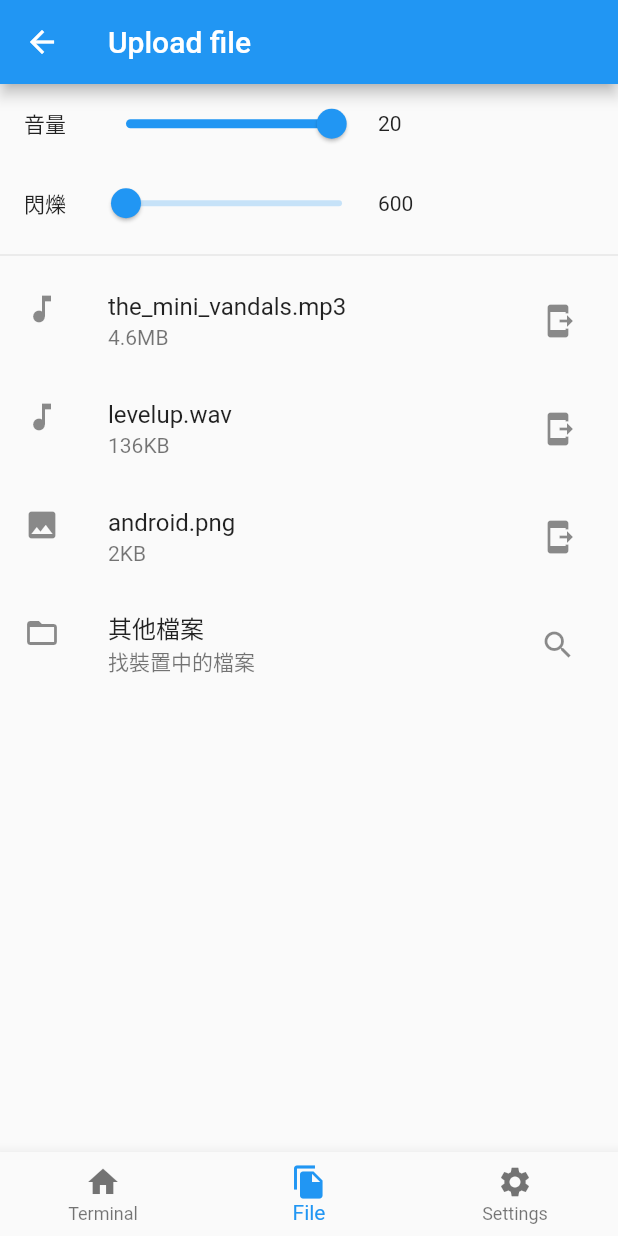
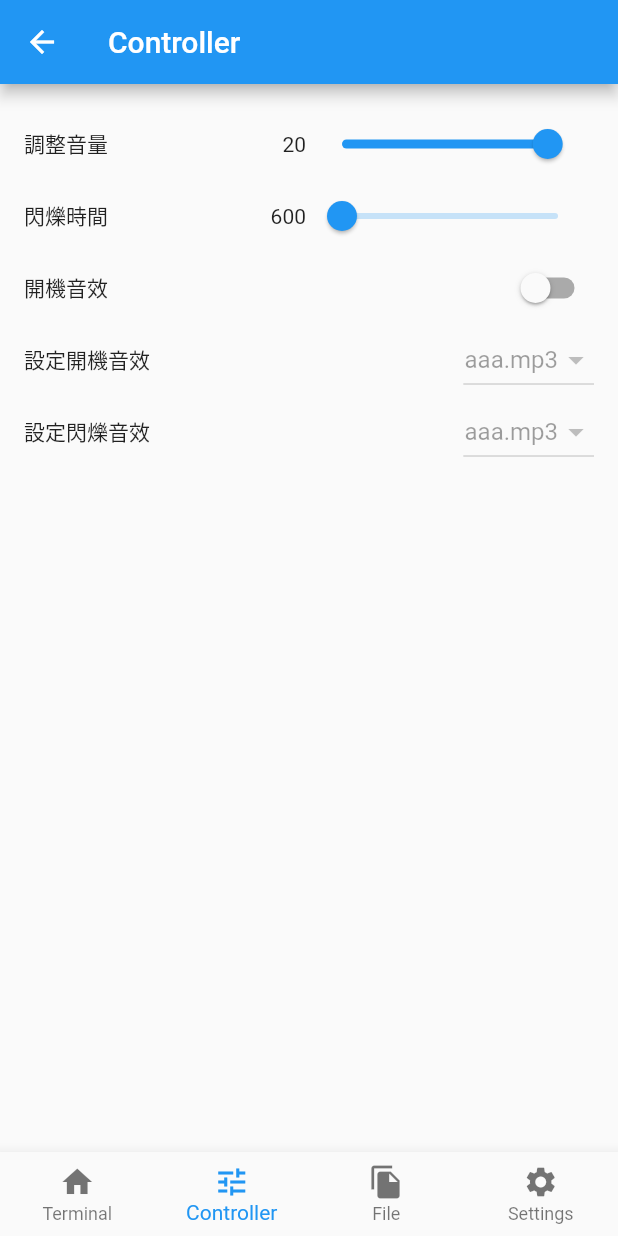
Before and after one commit to xunqun/flutter_arduino_wifi_udp, a Flutter app: the HomeScreen screen opened directly, item 2 of the bottom bar chosen, on a phone screen of 412 x 824 dp. Run offline on Flutter 3.47's test engine with Material 2 defaults, Android fonts, the phone set to English and light mode, and no system bars; our stand-ins replace file_picker, permission_handler, shared_preferences, sn_progress_dialog; missing offline and left inert: wifi_iot; accounts and stored records are empty.

Commit message:
Added ControllerPage
Signed-off-by: Shawn Lu <lu.shangchiun@gmail.com>

```diff
--- /dev/null
+++ b/lib/screen/page_controller.dart
@@ -0,0 +1,191 @@
+import 'package:flutter/material.dart';
+import 'package:shared_preferences/shared_preferences.dart';
+
+import '../command/outcommand.dart';
+import '../manager/log_manager.dart';
+import '../manager/udp_manager.dart';
+
+class ControllerPage extends StatefulWidget {
+  const ControllerPage({Key? key}) : super(key: key);
+
+  @override
+  State<ControllerPage> createState() => _ControllerPageState();
+}
+
+class _ControllerPageState extends State<ControllerPage> {
+  var progress = 0;
+  double _volume = 20.0;
+  double _blink = 600.0;
+  bool _enableBootSound = false;
+  SharedPreferences? prefs;
+  String _bootSound = '/aaa.mp3';
+
+  @override
+  void initState() {
+    initValue();
+    super.initState();
+  }
+
+  initValue() async {
+    prefs = await SharedPreferences.getInstance();
+    setState(() {
+      _volume = prefs?.getDouble('volume') ?? 20.0;
+      _blink = prefs?.getDouble('blink') ?? 600.0;
+      _enableBootSound = prefs?.getBool('enableBootSound') ?? false;
+    });
+  }
+
+  @override
+  Widget build(BuildContext context) {
+    return Scaffold(
+      appBar: AppBar(title: Text('Controller')),
+      body: ListView(
+        padding: EdgeInsets.only(left: 16, top: 16, right: 16),
+        children: [
+          buildSetVolumn(),
+          buildBlinkInterval(),
+          buildEnableBootSound(),
+          buildBootSound(),
+          buildBlinkSound(),
+        ],
+      ),
+    );
+  }
+
+  Widget buildBlinkSound(){
+    return Row(
+      children: [
+        Text('設定閃爍音效'),
+        Spacer(),
+        DropdownButton(
+          value: _bootSound,
+          items: [
+            DropdownMenuItem<String>(
+              child: Text('aaa.mp3'),
+              value: '/aaa.mp3',
+            ),
+            DropdownMenuItem<String>(
+              child: Text('bbb.mp3'),
+              value: '/bbb.mp3',
+            ),
+            DropdownMenuItem<String>(
+              child: Text('ccc.mp3'),
+              value: '/ccc.mp3',
+            ),
+          ],
+          onChanged: _enableBootSound ? (path) {
+            setState((){
+              _bootSound = path.toString();
+            });
+          }: null,
+
+          enableFeedback: true,
+          alignment: Alignment.centerRight,
+        ),
+      ],
+    );
+  }
+
+  Widget buildBootSound() {
+    return Row(
+      children: [
+        Text('設定開機音效'),
+        Spacer(),
+        DropdownButton(
+              value: _bootSound,
+              items: [
+                DropdownMenuItem<String>(
+                  child: Text('aaa.mp3'),
+                  value: '/aaa.mp3',
+                ),
+                DropdownMenuItem<String>(
+                  child: Text('bbb.mp3'),
+                  value: '/bbb.mp3',
+                ),
+                DropdownMenuItem<String>(
+                  child: Text('ccc.mp3'),
+                  value: '/ccc.mp3',
+                ),
+              ],
+              onChanged: _enableBootSound ? (path) {
+                      setState((){
+                        _bootSound = path.toString();
+                      });
+                    }: null,
+
+              enableFeedback: true,
+              alignment: Alignment.centerRight,
+            ),
+      ],
+    );
+  }
+
+  Row buildEnableBootSound() {
+    return Row(
+      children: [
+        Text('開機音效'),
+        Spacer(),
+        Switch(
+            value: _enableBootSound,
+            onChanged: (enable) {
+              setState(() {
+                _enableBootSound = enable;
+              });
+            })
+      ],
+    );
+  }
+
+  Row buildBlinkInterval() {
+    return Row(
+      children: [
+        Text('閃爍時間'),
+        Spacer(),
+        Text('${_blink.toInt()}'),
+        Slider(
+          onChanged: (double value) {
+            setState(() {
+              _blink = value;
+            });
+          },
+          onChangeEnd: (double value) {
+            var cmd = BlinkTimeCommand(_blink.toInt());
+            udpManager.write(cmd.bytes);
+            logManager.addSendRaw(cmd.bytes, msg: 'SET BLINK', desc: cmd.string);
+            prefs?.setDouble('blink', _blink);
+          },
+          value: _blink,
+          min: 600,
+          max: 850,
+          label: '閃爍時間',
+        ),
+      ],
+    );
+  }
+
+  Row buildSetVolumn() {
+    return Row(
+      children: [
+        Text('調整音量'),
+        Spacer(),
+        Text('${_volume.toInt()}'),
+        Slider(
+          onChanged: (double value) {
+            setState(() {
+              _volume = value;
+            });
+          },
+          onChangeEnd: (double value) {
+            var cmd = VolumeCommand(_volume.toInt());
+            udpManager.write(cmd.bytes);
+            logManager.addSendRaw(cmd.bytes, msg: 'SET VOLUME', desc: cmd.string);
+            prefs?.setDouble('volume', _volume);
+          },
+          value: _volume,
+          min: 0,
+          max: 21,
+        ),
+      ],
+    );
+  }
+}
--- a/lib/screen/page_file.dart
+++ b/lib/screen/page_file.dart
@@ -21,14 +21,8 @@ class FilePage extends StatefulWidget {
 
 class _FilePageState extends State<FilePage> {
   var progress = 0;
-  double _volume = 20.0;
-  double _blink = 600.0;
 
-  @override
-  void initState() {
-    initValue();
-    super.initState();
-  }
+
 
   @override
   Widget build(BuildContext context) {
@@ -38,58 +32,7 @@ class _FilePageState extends State<FilePage> {
       ),
       body: Column(
         children: [
-          Row(
-            children: [
-              const Padding(
-                padding: EdgeInsets.all(16.0),
-                child: Text('音量'),
-              ),
-              Slider(
-                onChanged: (double value) {
-                  setState(() {
-                    _volume = value;
-                  });
-                },
-                onChangeEnd: (double value) {
-                  var cmd = VolumeCommand(_volume.toInt());
-                  udpManager.write(cmd.bytes);
-                  logManager.addSendRaw(cmd.bytes, msg: 'SET VOLUME', desc: cmd.string);
-                  prefs?.setDouble('volume', _volume);
-                },
-                value: _volume,
-                min: 0,
-                max: 21,
-                label: '音量',
-              ),
-              Text('${_volume.toInt()}')
-            ],
-          ),
-          Row(
-            children: [
-              const Padding(
-                padding: EdgeInsets.all(16.0),
-                child: Text('閃爍'),
-              ),
-              Slider(
-                onChanged: (double value) {
-                  setState(() {
-                    _blink = value;
-                  });
-                },
-                onChangeEnd: (double value){
-                  var cmd = BlinkTimeCommand(_blink.toInt());
-                  udpManager.write(cmd.bytes);
-                  logManager.addSendRaw(cmd.bytes, msg: 'SET BLINK', desc: cmd.string);
-                  prefs?.setDouble('blink', _blink);
-                },
-                value: _blink,
-                min: 600,
-                max: 850,
-                label: '閃爍',
-              ),
-              Text('${_blink.toInt()}')
-            ],
-          ),
+
           Divider(),
           Expanded(
             child: ListView(
@@ -210,12 +153,5 @@ class _FilePageState extends State<FilePage> {
     }
   }
 
-  SharedPreferences? prefs;
-  initValue() async {
-    prefs = await SharedPreferences.getInstance();
-    setState(() {
-      _volume = prefs?.getDouble('volume') ?? 20.0;
-      _blink = prefs?.getDouble('blink') ?? 600.0;
-    });
-  }
+
 }
--- a/lib/screen/screen_connect.dart
+++ b/lib/screen/screen_connect.dart
@@ -6,7 +6,7 @@ import 'package:flutter/cupertino.dart';
 import 'package:flutter/material.dart';
 import 'package:flutter_wifi_udp/constant/state.dart';
 import 'package:flutter_wifi_udp/manager/udp_manager.dart';
-import 'package:flutter_wifi_udp/screen/screen_screen.dart';
+import 'package:flutter_wifi_udp/screen/screen_main.dart';
 import 'package:provider/src/provider.dart';
 import 'package:wifi_iot/wifi_iot.dart';
 
@@ -59,11 +59,14 @@ class _ConnectionScreenState extends State<ConnectionScreen> {
                   SizedBox(
                     height: 48,
                     child: ElevatedButton(
-                        onPressed: connectState == ConnectState.tcpconnected
-                            ? () {
-                                Navigator.of(context).push(MaterialPageRoute(builder: (c) => HomeScreen()));
-                              }
-                            : null,
+                      onPressed: () {
+                        Navigator.of(context).push(MaterialPageRoute(builder: (c) => HomeScreen()));
+                      },
+                        // onPressed: connectState == ConnectState.tcpconnected
+                        //     ? () {
+                        //         Navigator.of(context).push(MaterialPageRoute(builder: (c) => HomeScreen()));
+                        //       }
+                        //     : null,
                         child: Row(
                           mainAxisAlignment: MainAxisAlignment.center,
                           children: [Icon(Icons.home), Text('GO')],
@@ -143,6 +146,7 @@ class _ConnectionScreenState extends State<ConnectionScreen> {
   }
 
   Widget getAction(ConnectState state) {
+
     switch (state) {
       case ConnectState.idle:
         return ElevatedButton(
@@ -152,6 +156,7 @@ class _ConnectionScreenState extends State<ConnectionScreen> {
             child: Text('開始連接'));
       case ConnectState.tcpconnecting:
       case ConnectState.wificonnecting:
+      case ConnectState.wificonnected:
         return ElevatedButton(onPressed: null, child: Text('...'));
       default:
         return ElevatedButton(
--- a/lib/screen/screen_screen.dart
+++ b/lib/screen/screen_main.dart
@@ -1,4 +1,5 @@
 import 'package:flutter/material.dart';
+import 'package:flutter_wifi_udp/screen/page_controller.dart';
 import 'package:flutter_wifi_udp/screen/page_file.dart';
 import 'package:flutter_wifi_udp/screen/page_settings.dart';
 import 'package:flutter_wifi_udp/screen/page_terminal.dart';
@@ -12,15 +13,17 @@ class HomeScreen extends StatefulWidget {
 
 class _HomeScreenState extends State<HomeScreen> {
   var _index = 0;
-  final _pages = const [TerminalPage(), FilePage(), SettingPage()];
+  final _pages = const [TerminalPage(),  ControllerPage(), FilePage(), SettingPage()];
   @override
   Widget build(BuildContext context) {
     return Scaffold(
       body: _pages[_index],
       bottomNavigationBar: BottomNavigationBar(
+        type: BottomNavigationBarType.fixed,
         currentIndex: _index,
         items: const [
           BottomNavigationBarItem(icon: Icon(Icons.home), label: 'Terminal'),
+          BottomNavigationBarItem(icon: Icon(Icons.tune), label: 'Controller'),
           BottomNavigationBarItem(icon: Icon(Icons.file_copy), label: 'File'),
           BottomNavigationBarItem(icon: Icon(Icons.settings), label: 'Settings')
         ],
```
